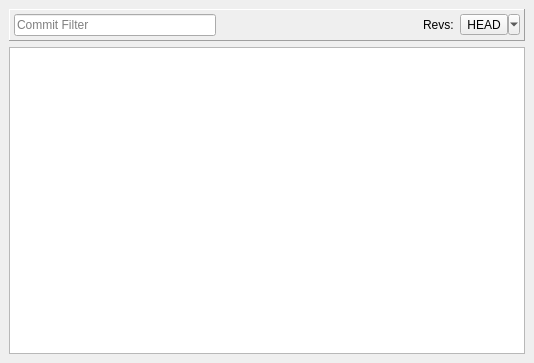
The window that resources/gui/LogView.ui (vstojkovic/berk) describes before a commit, drawn with Qt 5.
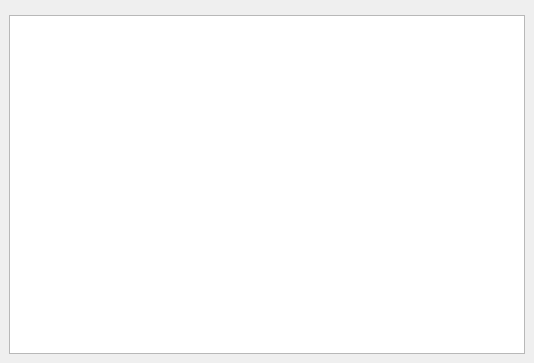
The same window after the commit. Custom widgets are drawn as their Qt base class.

The edit to the form file:
```diff
--- a/resources/gui/LogView.ui
+++ b/resources/gui/LogView.ui
@@ -16,55 +16,13 @@
   <widget class="QWidget" name="dockWidgetContents">
    <layout class="QVBoxLayout" name="verticalLayout">
     <item>
-     <widget class="QFrame" name="filter_panel">
+     <widget class="LogFilter" name="log_filter">
       <property name="frameShape">
        <enum>QFrame::Panel</enum>
       </property>
       <property name="frameShadow">
        <enum>QFrame::Raised</enum>
       </property>
-      <layout class="QHBoxLayout" name="horizontalLayout">
-       <property name="margin">
-        <number>4</number>
-       </property>
-       <item>
-        <widget class="FilterEditor" name="filter_text">
-         <property name="placeholderText">
-          <string>Commit Filter</string>
-         </property>
-        </widget>
-       </item>
-       <item>
-        <spacer name="horizontalSpacer">
-         <property name="orientation">
-          <enum>Qt::Horizontal</enum>
-         </property>
-         <property name="sizeHint" stdset="0">
-          <size>
-           <width>40</width>
-           <height>20</height>
-          </size>
-         </property>
-        </spacer>
-       </item>
-       <item>
-        <widget class="QLabel" name="select_revs_label">
-         <property name="text">
-          <string>Revs:</string>
-         </property>
-        </widget>
-       </item>
-       <item>
-        <widget class="QToolButton" name="select_revs_button">
-         <property name="text">
-          <string>HEAD</string>
-         </property>
-         <property name="popupMode">
-          <enum>QToolButton::MenuButtonPopup</enum>
-         </property>
-        </widget>
-       </item>
-      </layout>
      </widget>
     </item>
     <item>
@@ -82,9 +40,10 @@
  </widget>
  <customwidgets>
   <customwidget>
-   <class>FilterEditor</class>
-   <extends>QLineEdit</extends>
-   <header>filtereditor.h</header>
+   <class>LogFilter</class>
+   <extends>QFrame</extends>
+   <header>logfilter.h</header>
+   <container>1</container>
   </customwidget>
  </customwidgets>
  <resources/>
```
Left out of the diff: 3 changed lines with no effect on the pictures.
